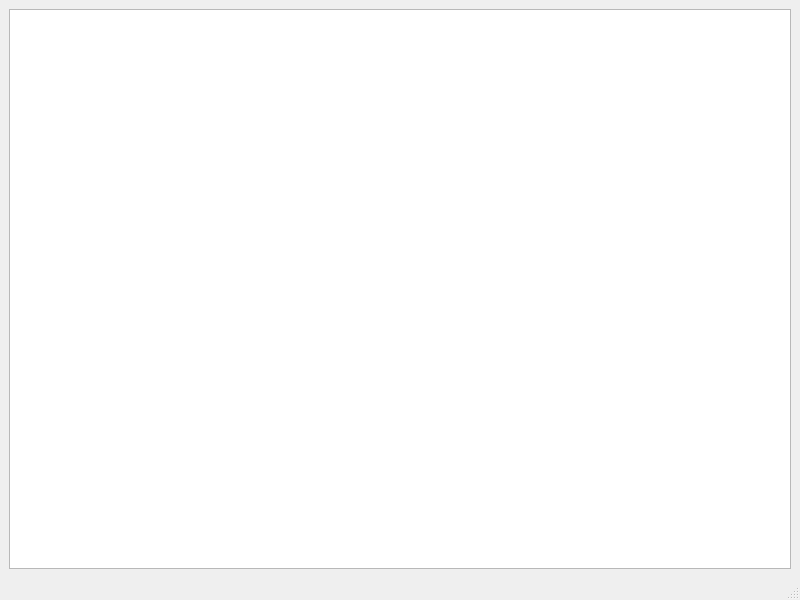
AlexanderShataev/gprojcpp, file lesson_1/TreeStructureRegions/mainwindow.ui: the form before one commit.
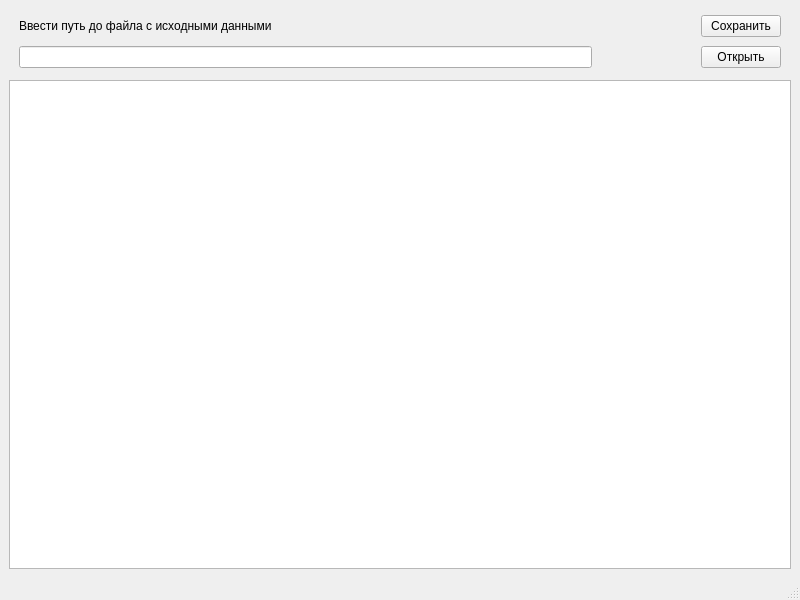
The form after the commit.

Diff of the .ui file:
```diff
--- a/lesson_1/TreeStructureRegions/mainwindow.ui
+++ b/lesson_1/TreeStructureRegions/mainwindow.ui
@@ -14,9 +14,72 @@
    <string>MainWindow</string>
   </property>
   <widget class="QWidget" name="centralwidget">
-   <layout class="QGridLayout" name="gridLayout">
-    <item row="0" column="0">
-     <widget class="QTreeView" name="treeViewCountry"/>
+   <layout class="QHBoxLayout" name="horizontalLayout">
+    <item>
+     <layout class="QVBoxLayout" name="verticalLayout">
+      <item>
+       <layout class="QGridLayout" name="gridLayout" rowstretch="0,0">
+        <property name="leftMargin">
+         <number>10</number>
+        </property>
+        <property name="topMargin">
+         <number>6</number>
+        </property>
+        <property name="rightMargin">
+         <number>10</number>
+        </property>
+        <property name="bottomMargin">
+         <number>6</number>
+        </property>
+        <property name="spacing">
+         <number>9</number>
+        </property>
+        <item row="1" column="2">
+         <widget class="QPushButton" name="pushButtonOpen">
+          <property name="text">
+           <string>Открыть</string>
+          </property>
+         </widget>
+        </item>
+        <item row="0" column="0">
+         <widget class="QLabel" name="label">
+          <property name="text">
+           <string>Ввести путь до файла с исходными данными</string>
+          </property>
+         </widget>
+        </item>
+        <item row="0" column="2">
+         <widget class="QPushButton" name="pushButtonSave">
+          <property name="text">
+           <string>Сохранить</string>
+          </property>
+         </widget>
+        </item>
+        <item row="1" column="0">
+         <widget class="QLineEdit" name="lineEditPath"/>
+        </item>
+        <item row="0" column="1">
+         <spacer name="horizontalSpacer">
+          <property name="orientation">
+           <enum>Qt::Horizontal</enum>
+          </property>
+          <property name="sizeType">
+           <enum>QSizePolicy::Fixed</enum>
+          </property>
+          <property name="sizeHint" stdset="0">
+           <size>
+            <width>100</width>
+            <height>20</height>
+           </size>
+          </property>
+         </spacer>
+        </item>
+       </layout>
+      </item>
+      <item>
+       <widget class="QTreeView" name="treeViewCountry"/>
+      </item>
+     </layout>
     </item>
    </layout>
   </widget>
```
